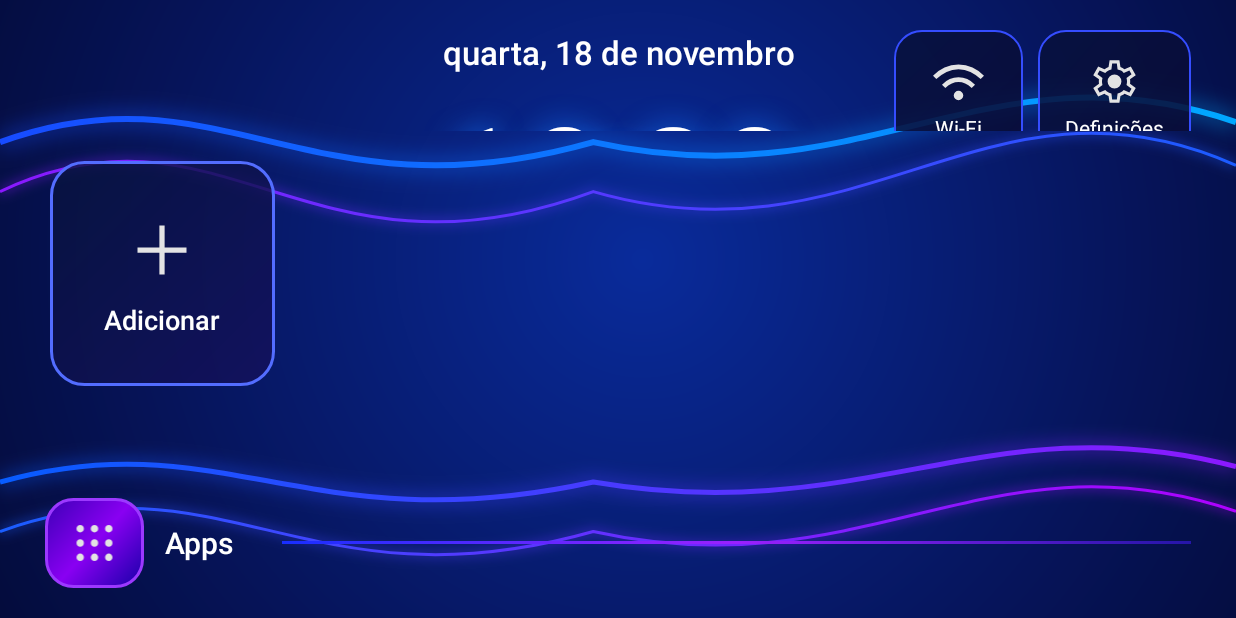
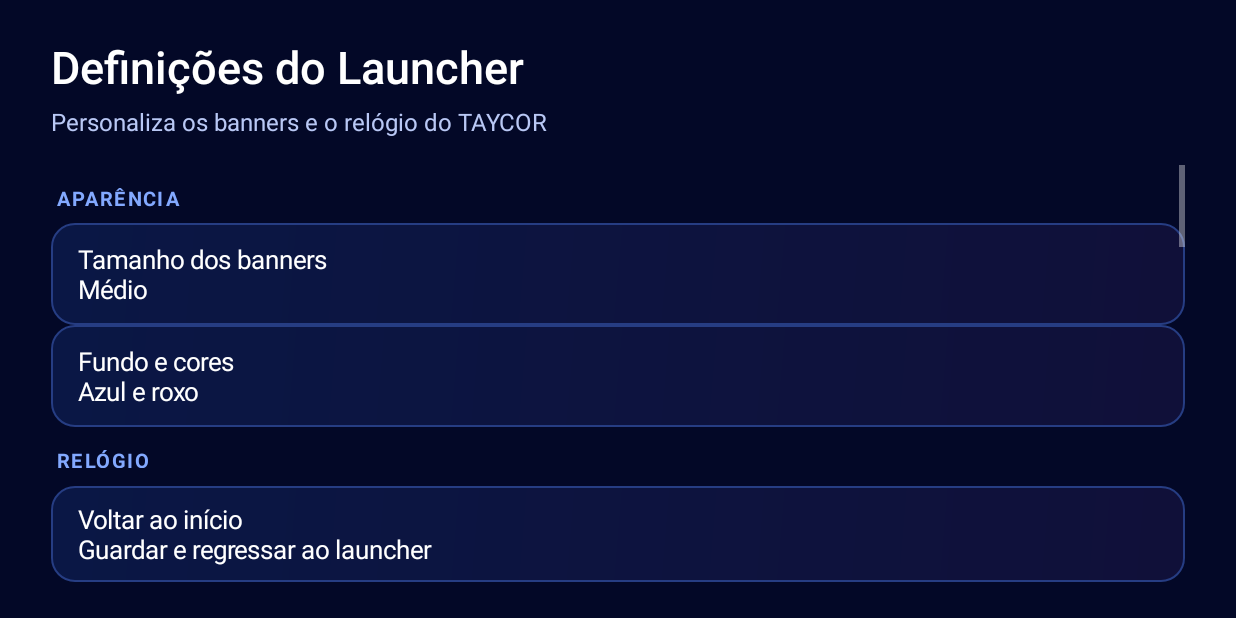
Before and after one commit to taycoreedition/launcher, an Android app: the screen it shows after launch (MainActivity before the commit, SettingsActivity after it), after a tap on "Definições", on a phone screen of 824 x 412 dp (held sideways). Run offline under Robolectric (Android 15) with nearby library versions, the phone set to English and light mode, and no system bars.

Commit message:
Add files via upload
Update TAYCOR Launcher to version 2.1

```diff
--- a/app/src/main/java/com/tayson/launcher/MainActivity.java
+++ b/app/src/main/java/com/tayson/launcher/MainActivity.java
@@ -57,6 +57,7 @@ public class MainActivity extends Activity {
     private final Handler handler = new Handler();
     private final ArrayList<String> pinnedPackages = new ArrayList<>();
     private LinearLayout bannerRow;
+    private WaveBackground backgroundView;
     private TextView clockView, dateView;
     private SharedPreferences preferences;
     private BroadcastReceiver packageReceiver;
@@ -96,7 +97,18 @@ public class MainActivity extends Activity {
 
     private void loadPins() {
         pinnedPackages.clear();
+        boolean hasSavedPins = preferences.contains(KEY_PINS);
         String saved = preferences.getString(KEY_PINS, "");
+        if (!hasSavedPins) {
+            // First installation: pin YouTube automatically when available.
+            String[] youtubePackages = {"com.google.android.youtube.tv", "com.google.android.youtube"};
+            for (String candidate : youtubePackages) {
+                if (getPackageManager().getLaunchIntentForPackage(candidate) != null) {
+                    pinnedPackages.add(candidate);
+                    break;
+                }
+            }
+        }
         if (!saved.isEmpty()) {
             String[] values = saved.split("\\n");
             PackageManager pm = getPackageManager();
@@ -125,7 +137,8 @@ public class MainActivity extends Activity {
     private void buildInterface() {
         FrameLayout root = new FrameLayout(this);
         root.setFocusable(true);
-        root.addView(new WaveBackground(this), new FrameLayout.LayoutParams(-1, -1));
+        backgroundView = new WaveBackground(this);
+        root.addView(backgroundView, new FrameLayout.LayoutParams(-1, -1));
 
         LinearLayout content = new LinearLayout(this);
         content.setOrientation(LinearLayout.VERTICAL);
@@ -152,11 +165,12 @@ public class MainActivity extends Activity {
 
         clockView = new TextView(this);
         clockView.setTextColor(Color.WHITE);
-        clockView.setTextSize(105);
+        clockView.setTextSize(getClockTextSize());
         clockView.setGravity(Gravity.CENTER);
         clockView.setLetterSpacing(-0.035f);
         clockView.setTypeface(Typeface.create("sans-serif-light", Typeface.NORMAL));
-        clockView.setShadowLayer(dp(16), 0, 0, 0xFF167BFF);
+        clockView.setTextColor(getClockColor());
+        clockView.setShadowLayer(dp(16), 0, 0, getClockGlowColor());
         timeBox.addView(clockView);
 
         LinearLayout quick = new LinearLayout(this);
@@ -192,6 +206,7 @@ public class MainActivity extends Activity {
 
         ImageView appsIcon = new ImageView(this);
         appsIcon.setImageResource(R.drawable.ic_apps);
+        appsIcon.setContentDescription("Abrir aplicações");
         appsIcon.setScaleType(ImageView.ScaleType.FIT_CENTER);
         appsIcon.setPadding(dp(12), dp(12), dp(12), dp(12));
         GradientDrawable iconBg = new GradientDrawable(GradientDrawable.Orientation.TL_BR,
@@ -248,7 +263,7 @@ public class MainActivity extends Activity {
                 return true;
             });
 
-            LinearLayout.LayoutParams cardParams = new LinearLayout.LayoutParams(dp(242), dp(150));
+            LinearLayout.LayoutParams cardParams = new LinearLayout.LayoutParams(getBannerWidth(), getBannerHeight());
             cardParams.rightMargin = dp(14);
             if (i == 0) cardParams.leftMargin = dp(2);
             bannerRow.addView(card, cardParams);
@@ -259,7 +274,7 @@ public class MainActivity extends Activity {
                     new int[]{0x553B7CFF, 0x002020FF});
             reflectionBg.setCornerRadius(dp(14));
             reflection.setBackground(reflectionBg);
-            LinearLayout.LayoutParams reflectionParams = new LinearLayout.LayoutParams(dp(242), dp(12));
+            LinearLayout.LayoutParams reflectionParams = new LinearLayout.LayoutParams(getBannerWidth(), dp(10));
             reflectionParams.rightMargin = dp(14);
             reflection.setAlpha(0.55f);
             bannerRow.addView(reflection, reflectionParams);
@@ -280,7 +295,7 @@ public class MainActivity extends Activity {
             ImageView addIcon = new ImageView(this);
             addIcon.setImageResource(R.drawable.ic_add);
             addIcon.setScaleType(ImageView.ScaleType.FIT_CENTER);
-            add.addView(addIcon, new LinearLayout.LayoutParams(dp(56), dp(56)));
+            add.addView(addIcon, new LinearLayout.LayoutParams(getBannerIconSize(), getBannerIconSize()));
 
             TextView addText = new TextView(this);
             addText.setText("Adicionar");
@@ -296,7 +311,7 @@ public class MainActivity extends Activity {
                 animateFocus(add, focused);
                 addBg.setStroke(focused ? dp(3) : dp(2), focused ? 0xFF8BEAFF : 0xFF536DFF);
             });
-            LinearLayout.LayoutParams addParams = new LinearLayout.LayoutParams(dp(150), dp(150));
+            LinearLayout.LayoutParams addParams = new LinearLayout.LayoutParams(getBannerWidth(), getBannerHeight());
             addParams.leftMargin = dp(3);
             bannerRow.addView(add, addParams);
         }
@@ -323,12 +338,12 @@ public class MainActivity extends Activity {
         try { icon.setImageDrawable(getPackageManager().getApplicationIcon(info)); }
         catch (Exception ignored) { }
         icon.setScaleType(ImageView.ScaleType.FIT_CENTER);
-        card.addView(icon, new LinearLayout.LayoutParams(dp(62), dp(62)));
+        card.addView(icon, new LinearLayout.LayoutParams(getBannerIconSize(), getBannerIconSize()));
 
         TextView label = new TextView(this);
         label.setText(getPackageManager().getApplicationLabel(info));
         label.setTextColor(Color.WHITE);
-        label.setTextSize(18);
+        label.setTextSize(getBannerTextSize());
         label.setGravity(Gravity.CENTER);
         label.setSingleLine(true);
         label.setEllipsize(android.text.TextUtils.TruncateAt.END);
@@ -640,21 +655,79 @@ public class MainActivity extends Activity {
         registerReceiver(packageReceiver, filter);
     }
 
-    private void updateClock() {
+    private void refreshClockDisplay() {
         Date now = new Date();
-        clockView.setText(new SimpleDateFormat("HH:mm", Locale.getDefault()).format(now));
+        String clockFormat = preferences.getString("clock_format", "24");
+        clockView.setText(new SimpleDateFormat("12".equals(clockFormat) ? "hh:mm a" : "HH:mm", Locale.getDefault()).format(now));
         dateView.setText(new SimpleDateFormat("EEE, dd 'de' MMMM", new Locale("pt", "PT"))
                 .format(now).replace(".", ""));
-        handler.postDelayed(this::updateClock, 1000);
     }
+
+    private void updateClock() {
+        refreshClockDisplay();
+        handler.removeCallbacks(clockTick);
+        handler.postDelayed(clockTick, 1000);
+    }
+
+    private final Runnable clockTick = new Runnable() {
+        @Override public void run() {
+            refreshClockDisplay();
+            handler.postDelayed(this, 1000);
+        }
+    };
 
     private void openWifi() {
         try { startActivity(new Intent(android.provider.Settings.ACTION_WIFI_SETTINGS)); }
         catch (Exception e) { openSettings(); }
     }
     private void openSettings() {
-        try { startActivity(new Intent(android.provider.Settings.ACTION_SETTINGS)); }
+        try { startActivity(new Intent(this, SettingsActivity.class)); }
         catch (Exception ignored) { }
+    }
+
+    @Override protected void onResume() {
+        super.onResume();
+        if (preferences != null && clockView != null) {
+            clockView.setTextSize(getClockTextSize());
+            clockView.setTextColor(getClockColor());
+            clockView.setShadowLayer(dp(16), 0, 0, getClockGlowColor());
+            refreshClockDisplay();
+            refreshPinnedBanners();
+            if (backgroundView != null) backgroundView.invalidate();
+        }
+    }
+
+    private int getBannerWidth() {
+        String size = preferences.getString("banner_size", "medium");
+        return dp("small".equals(size) ? 196 : ("large".equals(size) ? 280 : 242));
+    }
+    private int getBannerHeight() {
+        String size = preferences.getString("banner_size", "medium");
+        return dp("small".equals(size) ? 126 : ("large".equals(size) ? 174 : 150));
+    }
+    private int getBannerIconSize() {
+        String size = preferences.getString("banner_size", "medium");
+        return dp("small".equals(size) ? 50 : ("large".equals(size) ? 74 : 62));
+    }
+    private float getBannerTextSize() {
+        String size = preferences.getString("banner_size", "medium");
+        return "small".equals(size) ? 15f : ("large".equals(size) ? 21f : 18f);
+    }
+    private float getClockTextSize() {
+        String style = preferences.getString("clock_style", "classic");
+        return "compact".equals(style) ? 82f : ("bold".equals(style) ? 108f : 100f);
+    }
+    private int getClockColor() {
+        String color = preferences.getString("clock_color", "white");
+        if ("blue".equals(color)) return 0xFF8BCBFF;
+        if ("purple".equals(color)) return 0xFFD7A2FF;
+        return Color.WHITE;
+    }
+    private int getClockGlowColor() {
+        String color = preferences.getString("clock_color", "white");
+        if ("blue".equals(color)) return 0xFF168BFF;
+        if ("purple".equals(color)) return 0xFF9B35FF;
+        return 0xFF167BFF;
     }
 
     @Override public boolean onKeyDown(int keyCode, KeyEvent event) {
@@ -684,15 +757,19 @@ public class MainActivity extends Activity {
         WaveBackground(Context context) { super(context); }
         @Override protected void onDraw(Canvas canvas) {
             int w = getWidth(), h = getHeight();
+            boolean deep = preferences != null && "deep".equals(preferences.getString("background_style", "waves"));
             canvas.drawColor(0xFF020526);
             paint.setShader(new RadialGradient(w * .52f, h * .42f, w * .8f,
-                    new int[]{0xFF092B9B, 0xFF06145A, 0xFF02031D}, null, Shader.TileMode.CLAMP));
+                    deep ? new int[]{0xFF09205F, 0xFF06113D, 0xFF010316}
+                         : new int[]{0xFF092B9B, 0xFF06145A, 0xFF02031D}, null, Shader.TileMode.CLAMP));
             canvas.drawRect(0, 0, w, h, paint);
             paint.setShader(null);
-            drawWave(canvas, h * .23f, 0xFF174BFF, 0xFF00A8FF, 6f, .13f);
-            drawWave(canvas, h * .31f, 0xFF8A18FF, 0xFF1B5CFF, 3f, .17f);
-            drawWave(canvas, h * .78f, 0xFF075CFF, 0xFF8C18FF, 5f, .10f);
-            drawWave(canvas, h * .86f, 0xFF1A5DFF, 0xFFB000FF, 3f, .13f);
+            if (!deep) {
+                drawWave(canvas, h * .23f, 0xFF174BFF, 0xFF00A8FF, 6f, .13f);
+                drawWave(canvas, h * .31f, 0xFF8A18FF, 0xFF1B5CFF, 3f, .17f);
+                drawWave(canvas, h * .78f, 0xFF075CFF, 0xFF8C18FF, 5f, .10f);
+                drawWave(canvas, h * .86f, 0xFF1A5DFF, 0xFFB000FF, 3f, .13f);
+            }
         }
         private void drawWave(Canvas canvas, float base, int c1, int c2, float width, float amp) {
             float w = getWidth(), h = getHeight();
--- /dev/null
+++ b/app/src/main/java/com/tayson/launcher/SettingsActivity.java
@@ -0,0 +1,167 @@
+package com.tayson.launcher;
+
+import android.app.Activity;
+import android.app.AlertDialog;
+import android.graphics.Color;
+import android.graphics.Typeface;
+import android.graphics.drawable.GradientDrawable;
+import android.os.Bundle;
+import android.view.Gravity;
+import android.view.KeyEvent;
+import android.view.View;
+import android.view.WindowManager;
+import android.widget.LinearLayout;
+import android.widget.ScrollView;
+import android.widget.TextView;
+import android.widget.Toast;
+
+/** Native settings page for TAYCOR Launcher. */
+public class SettingsActivity extends Activity {
+    private android.content.SharedPreferences prefs;
+    private LinearLayout list;
+
+    @Override protected void onCreate(Bundle state) {
+        super.onCreate(state);
+        getWindow().setFlags(WindowManager.LayoutParams.FLAG_FULLSCREEN, WindowManager.LayoutParams.FLAG_FULLSCREEN);
+        getWindow().getDecorView().setSystemUiVisibility(View.SYSTEM_UI_FLAG_FULLSCREEN
+                | View.SYSTEM_UI_FLAG_HIDE_NAVIGATION | View.SYSTEM_UI_FLAG_IMMERSIVE_STICKY);
+        prefs = getSharedPreferences("tayson_launcher_prefs", MODE_PRIVATE);
+
+        LinearLayout root = new LinearLayout(this);
+        root.setOrientation(LinearLayout.VERTICAL);
+        root.setPadding(dp(34), dp(24), dp(34), dp(24));
+        root.setBackgroundColor(0xFF030827);
+
+        TextView title = new TextView(this);
+        title.setText("Definições do Launcher");
+        title.setTextColor(Color.WHITE);
+        title.setTextSize(30);
+        title.setTypeface(Typeface.create("sans-serif-medium", Typeface.NORMAL));
+        root.addView(title, new LinearLayout.LayoutParams(-1, -2));
+
+        TextView subtitle = new TextView(this);
+        subtitle.setText("Personaliza os banners e o relógio do TAYCOR");
+        subtitle.setTextColor(0xFFB9C8F5);
+        subtitle.setTextSize(16);
+        LinearLayout.LayoutParams subParams = new LinearLayout.LayoutParams(-1, -2);
+        subParams.topMargin = dp(5);
+        subParams.bottomMargin = dp(18);
+        root.addView(subtitle, subParams);
+
+        ScrollView scroll = new ScrollView(this);
+        list = new LinearLayout(this);
+        list.setOrientation(LinearLayout.VERTICAL);
+        scroll.addView(list);
+        root.addView(scroll, new LinearLayout.LayoutParams(-1, 0, 1f));
+
+        addSection("APARÊNCIA");
+        addOption("Tamanho dos banners", bannerSummary(), new String[]{"Pequeno", "Médio", "Grande"},
+                new String[]{"small", "medium", "large"}, "banner_size");
+        addOption("Fundo e cores", backgroundSummary(), new String[]{"Azul e roxo", "Azul profundo"},
+                new String[]{"waves", "deep"}, "background_style");
+
+        addSection("RELÓGIO");
+        addOption("Estilo do relógio", clockSummary(), new String[]{"Clássico", "Compacto", "Negrito"},
+                new String[]{"classic", "compact", "bold"}, "clock_style");
+        addOption("Formato da hora", formatSummary(), new String[]{"24 horas", "12 horas"},
+                new String[]{"24", "12"}, "clock_format");
+        addOption("Cor do relógio", colorSummary(), new String[]{"Branco", "Azul", "Roxo"},
+                new String[]{"white", "blue", "purple"}, "clock_color");
+
+        addSection("APLICAÇÕES");
+        addInfo("Gerir destaques", "No início, mantém OK pressionado num banner para substituir, remover ou mover");
+
+        addSection("SISTEMA");
+        addInfo("Versão", "TAYCOR Launcher 2.1");
+        addInfo("Compatibilidade", "Android 5.0 ou superior • otimizado para Android 7.1");
+        TextView androidSettings = makeRow("Definições do Android", "Abrir as configurações gerais do dispositivo");
+        androidSettings.setOnClickListener(v -> {
+            try { startActivity(new android.content.Intent(android.provider.Settings.ACTION_SETTINGS)); }
+            catch (Exception e) { Toast.makeText(this, "Não foi possível abrir as definições.", Toast.LENGTH_SHORT).show(); }
+        });
+        list.addView(androidSettings, new LinearLayout.LayoutParams(-1, dp(64)));
+
+        TextView back = makeRow("Voltar ao início", "Guardar e regressar ao launcher");
+        back.setOnClickListener(v -> finish());
+        LinearLayout.LayoutParams backParams = new LinearLayout.LayoutParams(-1, dp(64));
+        backParams.topMargin = dp(12);
+        root.addView(back, backParams);
+        setContentView(root);
+        if (list.getChildCount() > 1) list.getChildAt(1).requestFocus();
+    }
+
+    private void addSection(String label) {
+        TextView t = new TextView(this);
+        t.setText(label);
+        t.setTextColor(0xFF83A9FF);
+        t.setTextSize(13);
+        t.setTypeface(Typeface.DEFAULT_BOLD);
+        t.setLetterSpacing(0.12f);
+        t.setPadding(dp(4), dp(13), dp(4), dp(7));
+        list.addView(t);
+    }
+
+    private void addOption(String title, String summary, String[] labels, String[] values, String key) {
+        TextView row = makeRow(title, summary);
+        row.setOnClickListener(v -> {
+            int selected = 0;
+            String current = prefs.getString(key, values[Math.min(1, values.length - 1)]);
+            for (int i = 0; i < values.length; i++) if (values[i].equals(current)) selected = i;
+            new AlertDialog.Builder(this).setTitle(title).setSingleChoiceItems(labels, selected, (dialog, which) -> {
+                prefs.edit().putString(key, values[which]).apply();
+                dialog.dismiss();
+                recreate();
+            }).setNegativeButton("Cancelar", null).show();
+        });
+        list.addView(row, new LinearLayout.LayoutParams(-1, dp(68)));
+    }
+
+    private void addInfo(String title, String summary) {
+        list.addView(makeRow(title, summary), new LinearLayout.LayoutParams(-1, dp(64)));
+    }
+
+    private TextView makeRow(String title, String summary) {
+        TextView row = new TextView(this);
+        row.setText(title + "\n" + summary);
+        row.setTextColor(Color.WHITE);
+        row.setTextSize(17);
+        row.setGravity(Gravity.CENTER_VERTICAL);
+        row.setPadding(dp(18), dp(7), dp(18), dp(7));
+        row.setFocusable(true);
+        row.setClickable(true);
+        row.setBackground(rowBackground(false));
+        row.setOnFocusChangeListener((v, focused) -> row.setBackground(rowBackground(focused)));
+        return row;
+    }
+
+    private GradientDrawable rowBackground(boolean focused) {
+        GradientDrawable bg = new GradientDrawable(GradientDrawable.Orientation.TL_BR,
+                focused ? new int[]{0xFF123E91, 0xFF32106C} : new int[]{0xFF0A1745, 0xFF101039});
+        bg.setCornerRadius(dp(15));
+        bg.setStroke(dp(focused ? 2 : 1), focused ? 0xFF8BEAFF : 0xFF263D83);
+        return bg;
+    }
+
+    private String bannerSummary() {
+        String v = prefs.getString("banner_size", "medium");
+        return "small".equals(v) ? "Pequeno" : ("large".equals(v) ? "Grande" : "Médio");
+    }
+    private String backgroundSummary() {
+        return "deep".equals(prefs.getString("background_style", "waves")) ? "Azul profundo" : "Azul e roxo";
+    }
+    private String clockSummary() {
+        String v = prefs.getString("clock_style", "classic");
+        return "compact".equals(v) ? "Compacto" : ("bold".equals(v) ? "Negrito" : "Clássico");
+    }
+    private String formatSummary() { return "12".equals(prefs.getString("clock_format", "24")) ? "12 horas" : "24 horas"; }
+    private String colorSummary() {
+        String v = prefs.getString("clock_color", "white");
+        return "blue".equals(v) ? "Azul" : ("purple".equals(v) ? "Roxo" : "Branco");
+    }
+    private int dp(float n) { return (int)(n * getResources().getDisplayMetrics().density + 0.5f); }
+
+    @Override public boolean onKeyDown(int keyCode, KeyEvent event) {
+        if (keyCode == KeyEvent.KEYCODE_BACK) { finish(); return true; }
+        return super.onKeyDown(keyCode, event);
+    }
+}
```
